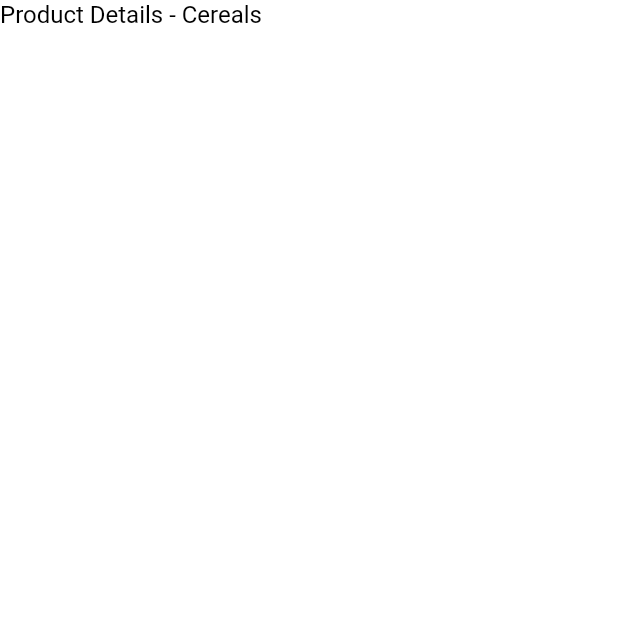
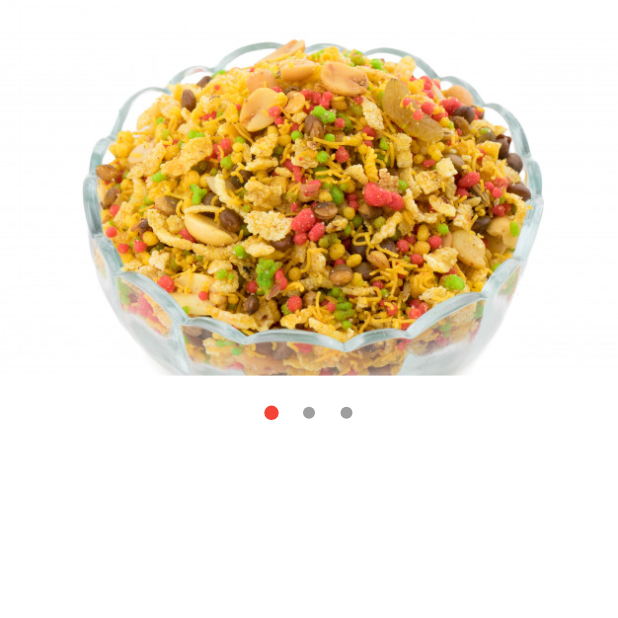
Before and after one commit to joinmywave/FoodDelivery, a Flutter app: the screen it shows after launch, after a tap on "Cereals", on a phone screen of 412 x 824 dp, the top half of it. Run offline on Flutter 3.47's test engine with Material 2 defaults, Android fonts, the phone set to English and light mode, and no system bars.

Commit message:
Product detail carousel

```diff
--- a/food_delivery/lib/screens/product_details.dart
+++ b/food_delivery/lib/screens/product_details.dart
@@ -1,3 +1,4 @@
+import 'package:carousel_pro/carousel_pro.dart';
 import 'package:flutter/material.dart';
 import 'package:food_delivery/helpers/style.dart';
 import 'package:food_delivery/models/product.dart';
@@ -17,10 +18,25 @@ class _ProductDetailsState extends State<ProductDetails> {
   Widget build(BuildContext context) {
     return Scaffold(
       backgroundColor: white,
-      body: Column(
-        children: [
-          CustomText(text: "Product Details - ${widget.product.name}")
-        ],
+      body: SafeArea(
+        child: Column(
+          children: [
+            Container(
+              height: 300,
+              child: Carousel(
+                images: [
+                  AssetImage('images/${widget.product.image}'),
+                  AssetImage('images/${widget.product.image}'),
+                  AssetImage('images/${widget.product.image}')
+                ],
+                dotBgColor: white,
+                dotColor: grey,
+                dotIncreasedColor: red,
+                dotIncreaseSize: 1.2,
+              ),
+            )
+          ],
+        ),
       ),
     );
   }
--- a/food_delivery/pubspec.yaml
+++ b/food_delivery/pubspec.yaml
@@ -27,6 +27,7 @@ dependencies:
   # The following adds the Cupertino Icons font to your application.
   # Use with the CupertinoIcons class for iOS style icons.
   cupertino_icons: ^0.1.3
+  carousel_pro: ^1.0.0
 
 dev_dependencies:
   flutter_test:
```
